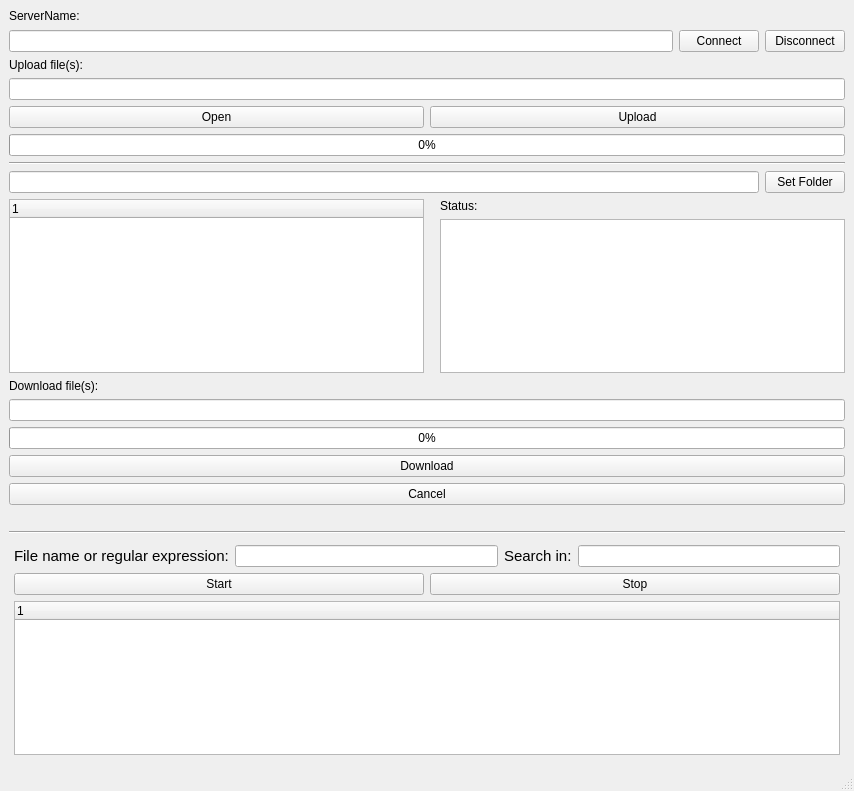
Old version of the form tebrafile/mainwindow.ui in the repository MATF-RS20/RS022-tebrafile.
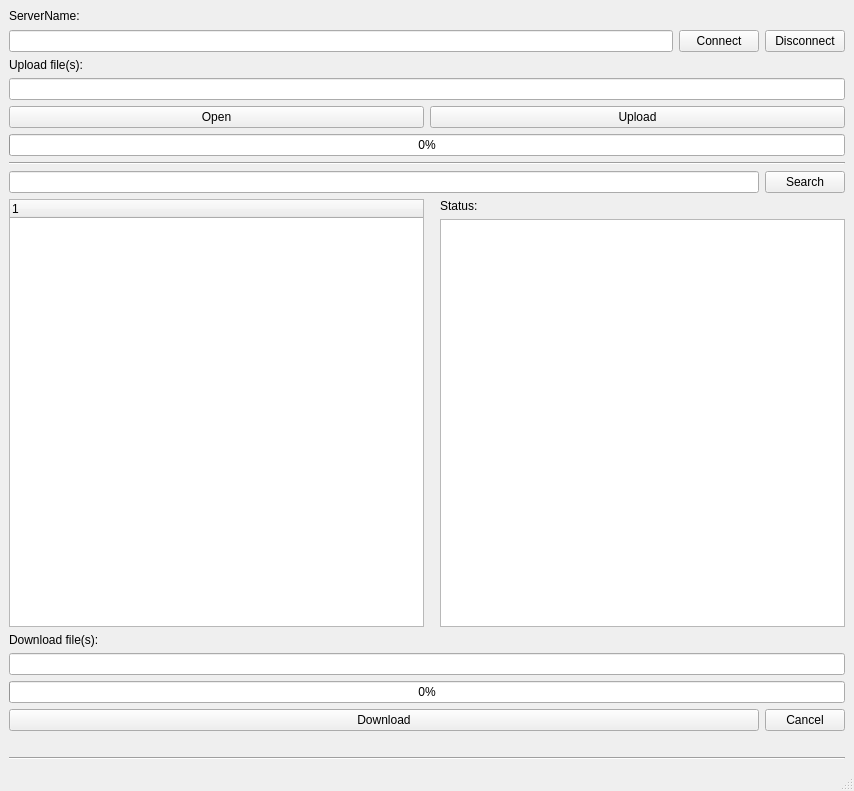
New version of the form.

Commit message: try to migrate one functionality to another window

```diff
--- a/tebrafile/mainwindow.ui
+++ b/tebrafile/mainwindow.ui
@@ -107,7 +107,7 @@
       <item>
        <widget class="QPushButton" name="setFolderButton">
         <property name="text">
-         <string>Set Folder</string>
+         <string>Search</string>
         </property>
        </widget>
       </item>
@@ -171,18 +171,31 @@
      </widget>
     </item>
     <item>
-     <widget class="QPushButton" name="downloadButton">
-      <property name="text">
-       <string>Download</string>
+     <layout class="QHBoxLayout" name="horizontalLayout">
+      <property name="bottomMargin">
+       <number>0</number>
       </property>
-     </widget>
-    </item>
-    <item>
-     <widget class="QPushButton" name="downloadCancel">
-      <property name="text">
-       <string>Cancel</string>
-      </property>
-     </widget>
+      <item>
+       <widget class="QPushButton" name="downloadButton">
+        <property name="sizePolicy">
+         <sizepolicy hsizetype="Expanding" vsizetype="Fixed">
+          <horstretch>0</horstretch>
+          <verstretch>0</verstretch>
+         </sizepolicy>
+        </property>
+        <property name="text">
+         <string>Download</string>
+        </property>
+       </widget>
+      </item>
+      <item>
+       <widget class="QPushButton" name="downloadCancel">
+        <property name="text">
+         <string>Cancel</string>
+        </property>
+       </widget>
+      </item>
+     </layout>
     </item>
     <item>
      <spacer name="verticalSpacer">
@@ -207,107 +220,6 @@
       </property>
      </widget>
     </item>
-    <item>
-     <layout class="QVBoxLayout" name="vl2">
-      <property name="sizeConstraint">
-       <enum>QLayout::SetMaximumSize</enum>
-      </property>
-      <property name="leftMargin">
-       <number>5</number>
-      </property>
-      <property name="topMargin">
-       <number>5</number>
-      </property>
-      <property name="rightMargin">
-       <number>5</number>
-      </property>
-      <property name="bottomMargin">
-       <number>5</number>
-      </property>
-      <item>
-       <layout class="QHBoxLayout" name="hl5">
-        <property name="leftMargin">
-         <number>0</number>
-        </property>
-        <property name="topMargin">
-         <number>0</number>
-        </property>
-        <property name="rightMargin">
-         <number>0</number>
-        </property>
-        <property name="bottomMargin">
-         <number>0</number>
-        </property>
-        <item>
-         <widget class="QLabel" name="label_4">
-          <property name="font">
-           <font>
-            <family>Ubuntu</family>
-            <pointsize>11</pointsize>
-            <weight>50</weight>
-            <bold>false</bold>
-           </font>
-          </property>
-          <property name="text">
-           <string>File name or regular expression:</string>
-          </property>
-         </widget>
-        </item>
-        <item>
-         <widget class="QLineEdit" name="searchFile"/>
-        </item>
-        <item>
-         <widget class="QLabel" name="label_5">
-          <property name="font">
-           <font>
-            <pointsize>11</pointsize>
-           </font>
-          </property>
-          <property name="text">
-           <string>Search in:</string>
-          </property>
-         </widget>
-        </item>
-        <item>
-         <widget class="QLineEdit" name="searchPath"/>
-        </item>
-       </layout>
-      </item>
-      <item>
-       <layout class="QHBoxLayout" name="hl6">
-        <property name="leftMargin">
-         <number>0</number>
-        </property>
-        <property name="topMargin">
-         <number>0</number>
-        </property>
-        <item>
-         <widget class="QPushButton" name="startButton">
-          <property name="text">
-           <string>Start</string>
-          </property>
-         </widget>
-        </item>
-        <item>
-         <widget class="QPushButton" name="stopButton">
-          <property name="text">
-           <string>Stop</string>
-          </property>
-         </widget>
-        </item>
-       </layout>
-      </item>
-      <item>
-       <widget class="QTreeWidget" name="searchWidget">
-        <column>
-         <property name="text">
-          <string notr="true">1</string>
-         </property>
-        </column>
-       </widget>
-      </item>
-     </layout>
-    </item>
    </layout>
   </widget>
   <widget class="QMenuBar" name="menubar">
```
Left out of the diff: 2 changed lines with no effect on the pictures. The commit also changes 7 other files.
